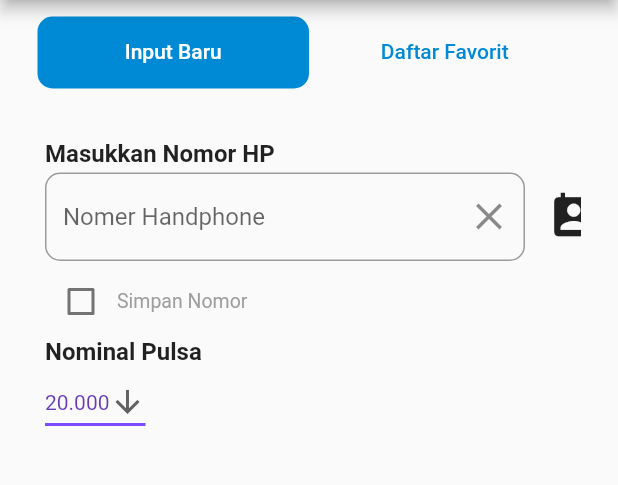
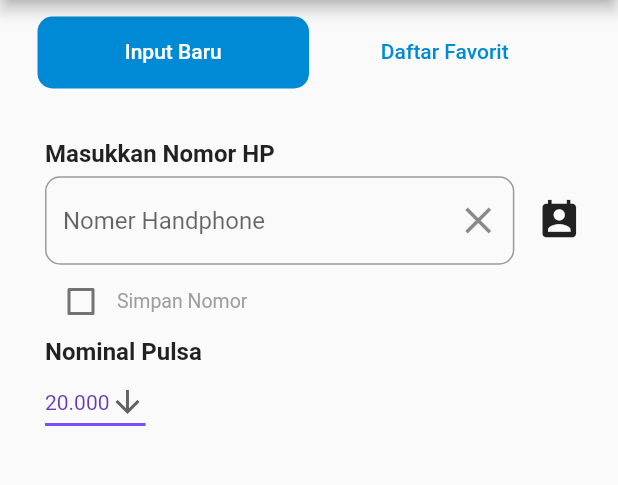
Before and after one commit to idhamramadito/robotbiru, a Flutter app: the PulsaPage screen opened by its route, on a phone screen of 412 x 824 dp, the part 84-569 px from its top. Run offline on Flutter 3.47's test engine with Material 2 defaults, Android fonts, the phone set to English and light mode, and no system bars; our stand-ins replace buttons_tabbar, modal_bottom_sheet.

Commit message:
Changes again

```diff
--- a/homepage/lib/pages/submenu/pulsa/components/input_baru.dart
+++ b/homepage/lib/pages/submenu/pulsa/components/input_baru.dart
@@ -35,10 +35,13 @@
               style: TextStyle(fontSize: 16, fontWeight: FontWeight.bold),
             ),
           ]),
+
+          SizedBox(height: 5),
+
           Row(
             children: [
               Flexible(
-                flex: 10,
+                flex: 8,
                 child: TextFormField(
                   keyboardType: TextInputType.number,
                   inputFormatters: <TextInputFormatter>[
@@ -60,7 +63,7 @@
                 child: Padding(
                   padding: const EdgeInsets.all(15.0),
                   child: Container(
-                    child: Icon(Icons.perm_contact_cal, size: 35),
+                    child: Icon(Icons.perm_contact_cal, size: 30),
                   ),
                 ),
               ),
```
